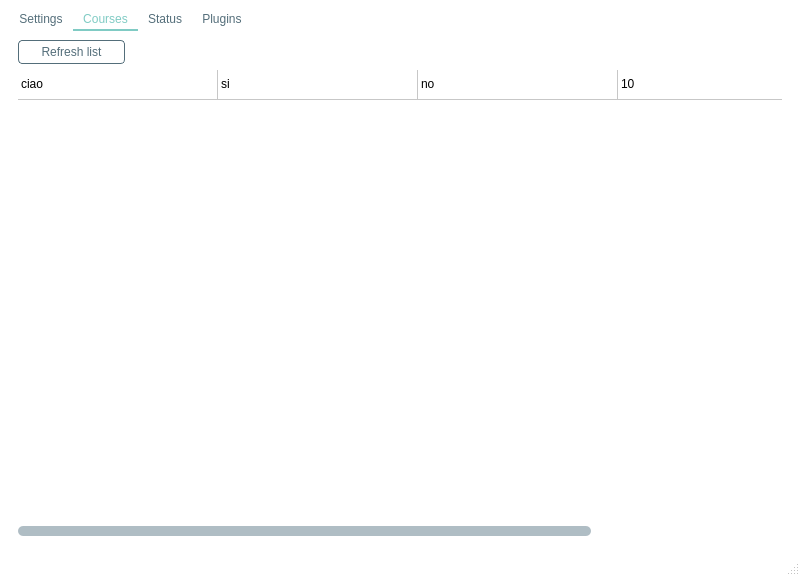
First picture: the form in polibeepsync/new_gui.ui, repository Jacotsu/polibeepsync, before the edit.
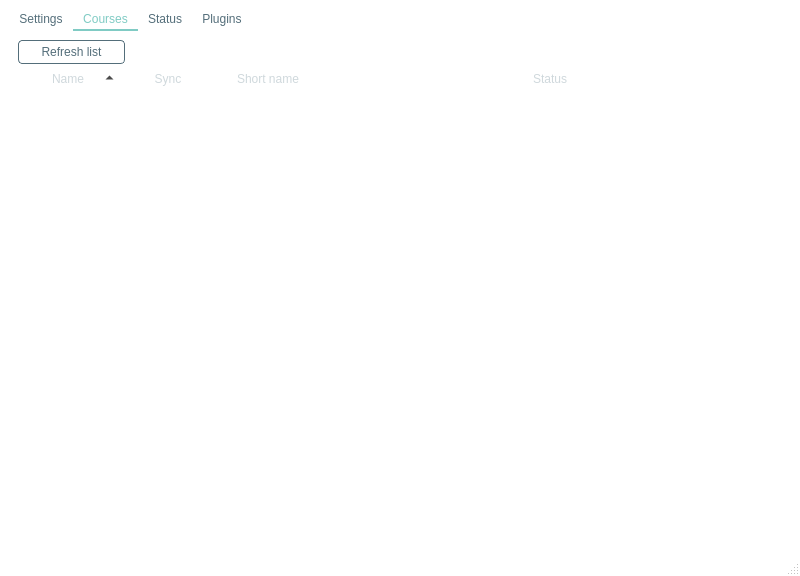
Second picture: the form after the edit. The open tabs and pages were chosen to show the change. Icons and pictures are not drawn.

Commit message: Started implementing sqlite3 Started implementing QtTreeWidget

What changed in the file:
```diff
--- a/polibeepsync/new_gui.ui
+++ b/polibeepsync/new_gui.ui
@@ -538,7 +538,7 @@
        <enum>QTabWidget::Rounded</enum>
       </property>
       <property name="currentIndex">
-       <number>0</number>
+       <number>1</number>
       </property>
       <property name="documentMode">
        <bool>false</bool>
@@ -844,107 +844,73 @@
             </item>
            </layout>
           </item>
+         </layout>
+        </item>
           <item>
-           <widget class="QTableWidget" name="coursesView2">
-            <property name="minimumSize">
-             <size>
-              <width>758</width>
-              <height>0</height>
-             </size>
-            </property>
-            <property name="maximumSize">
-             <size>
-              <width>1920</width>
-              <height>1080</height>
-             </size>
-            </property>
-            <property name="lineWidth">
-             <number>1</number>
-            </property>
-            <property name="midLineWidth">
-             <number>0</number>
-            </property>
+         <widget class="QTreeWidget" name="coursesTreeWidget">
             <property name="sortingEnabled">
+           <bool>true</bool>
+          </property>
+          <property name="animated">
              <bool>false</bool>
             </property>
-            <attribute name="horizontalHeaderVisible">
+          <attribute name="headerCascadingSectionResizes">
              <bool>false</bool>
             </attribute>
-            <attribute name="horizontalHeaderCascadingSectionResizes">
+          <attribute name="headerHighlightSections">
              <bool>false</bool>
             </attribute>
-            <attribute name="horizontalHeaderDefaultSectionSize">
-             <number>200</number>
-            </attribute>
-            <attribute name="horizontalHeaderHighlightSections">
+          <attribute name="headerShowSortIndicator" stdset="0">
              <bool>true</bool>
             </attribute>
-            <attribute name="horizontalHeaderMinimumSectionSize">
-             <number>50</number>
-            </attribute>
-            <attribute name="horizontalHeaderShowSortIndicator" stdset="0">
+          <attribute name="headerStretchLastSection">
              <bool>true</bool>
             </attribute>
-            <attribute name="horizontalHeaderStretchLastSection">
-             <bool>true</bool>
-            </attribute>
-            <attribute name="verticalHeaderVisible">
-             <bool>false</bool>
-            </attribute>
-            <attribute name="verticalHeaderHighlightSections">
-             <bool>false</bool>
-            </attribute>
-            <row>
-             <property name="text">
-              <string>kek</string>
-             </property>
-            </row>
             <column>
              <property name="text">
               <string>Name</string>
              </property>
+           <property name="textAlignment">
+            <set>AlignCenter</set>
+           </property>
             </column>
             <column>
              <property name="text">
               <string>Sync</string>
              </property>
+           <property name="toolTip">
+            <string/>
+           </property>
+           <property name="textAlignment">
+            <set>AlignCenter</set>
+           </property>
+           <property name="foreground">
+            <brush brushstyle="NoBrush">
+             <color alpha="255">
+              <red>0</red>
+              <green>0</green>
+              <blue>0</blue>
+             </color>
+            </brush>
+           </property>
             </column>
             <column>
              <property name="text">
-              <string>Save as</string>
+            <string>Short name</string>
              </property>
              <property name="textAlignment">
-              <set>AlignLeading|AlignVCenter</set>
+            <set>AlignCenter</set>
              </property>
             </column>
             <column>
              <property name="text">
-              <string>Download %</string>
-             </property>
-            </column>
-            <item row="0" column="0">
-             <property name="text">
-              <string>ciao</string>
-             </property>
-            </item>
-            <item row="0" column="1">
-             <property name="text">
-              <string>si</string>
-             </property>
-            </item>
-            <item row="0" column="2">
-             <property name="text">
-              <string>no</string>
-             </property>
-            </item>
-            <item row="0" column="3">
-             <property name="text">
-              <string>10</string>
-             </property>
-            </item>
-           </widget>
-          </item>
-         </layout>
+            <string>Status</string>
+           </property>
+           <property name="textAlignment">
+            <set>AlignCenter</set>
+           </property>
+          </column>
+         </widget>
         </item>
        </layout>
       </widget>
```
Left out of the diff: 1 changed line with no effect on the pictures. Lines whose indentation alone changed are shown as unchanged. The commit also changes 4 other files.
